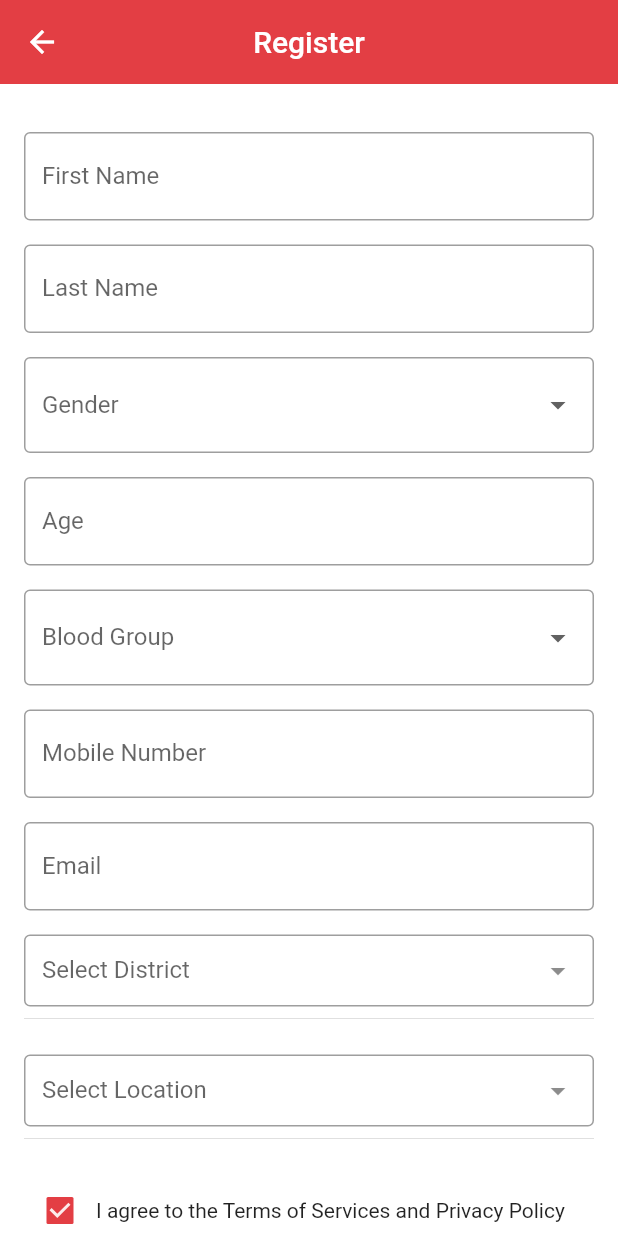
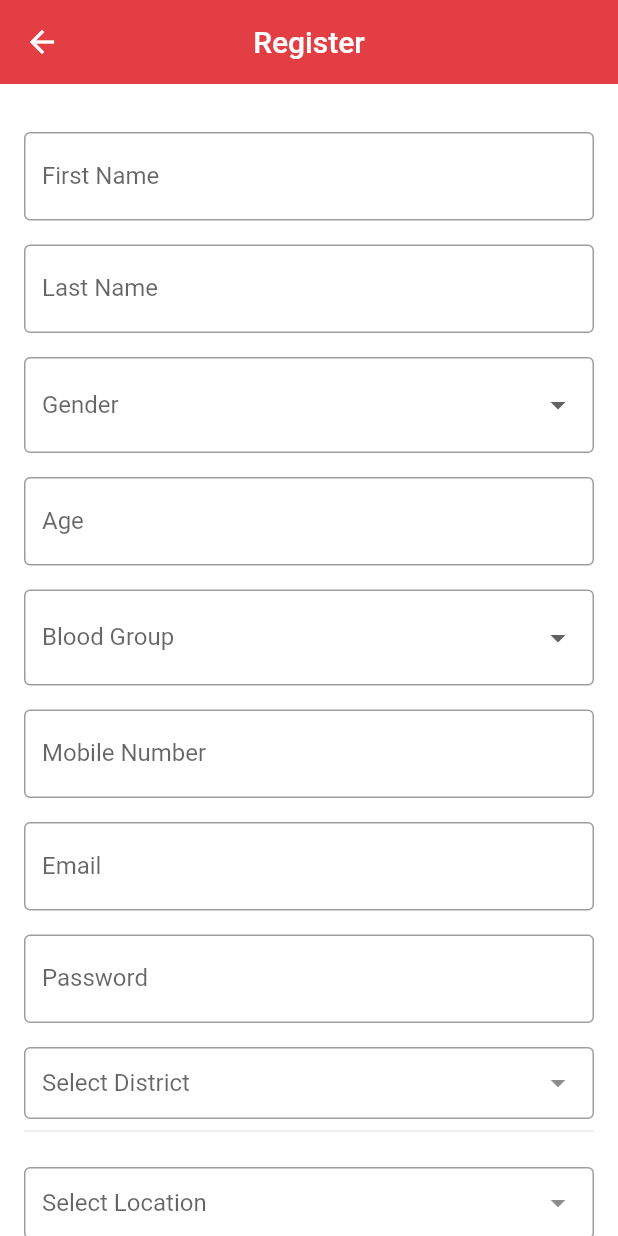
Before and after one commit to techmos-github/ngo-projects, a Flutter app: the screen it shows after launch, after a tap on "SIGN UP", on a phone screen of 412 x 824 dp. Run offline on Flutter 3.47's test engine with Material 2 defaults, Android fonts, the phone set to English and light mode, and no system bars; drawn by our look-alikes of dropdown_search; our stand-ins replace circular_profile_avatar, datetime_picker_formfield, email_validator, flutter_svg, group_radio_button, grouped_list.

Commit message:
Addded model classes and user interface changes

```diff
--- a/Blood_Donation_App/Kurudhi/lib/Screens/Admin/components/manage_users.dart
+++ b/Blood_Donation_App/Kurudhi/lib/Screens/Admin/components/manage_users.dart
@@ -101,7 +101,7 @@ class Manage_User extends StatelessWidget {
                           //mainAxisSize: MainAxisSize.min,
                           children: [
                             Text(
-                                'Status: ${items[index].status }'
+                                'Status: ${items[index].medicalstatus }'
                             ),
                           ],
                         ),
--- a/Blood_Donation_App/Kurudhi/lib/Screens/Admin/components/search_donors.dart
+++ b/Blood_Donation_App/Kurudhi/lib/Screens/Admin/components/search_donors.dart
@@ -106,9 +106,6 @@ class _Search_DonorsState extends State<Search_Donors> {
                         : null,
                     items:
                     [
-                      'A',
-                      'B',
-                      'AB',
                       'A+',
                       'A-',
                       'B+',
@@ -329,7 +326,7 @@ class _Search_DonorsState extends State<Search_Donors> {
                                         //mainAxisSize: MainAxisSize.min,
                                         children: [
                                           Text(
-                                              'Status: ${items[index].status }'
+                                              'Status: ${items[index].medicalstatus }'
                                           ),
                                         ],
                                       ),
--- a/Blood_Donation_App/Kurudhi/lib/Screens/Request/components/approved_request.dart
+++ b/Blood_Donation_App/Kurudhi/lib/Screens/Request/components/approved_request.dart
@@ -96,7 +96,7 @@ class ApprovedRequest extends StatelessWidget {
                         Row(
                           children: [
                             Text(
-                                'Status: ${items[index].status }'
+                                'Status: ${items[index].medicalstatus }'
                             ),
                           ],
                         ),
--- a/Blood_Donation_App/Kurudhi/lib/Screens/Request/components/blood_request_form.dart
+++ b/Blood_Donation_App/Kurudhi/lib/Screens/Request/components/blood_request_form.dart
@@ -214,10 +214,10 @@ class _RequestFormState extends State<RequestForm> {
                   DropdownButtonFormField<String>(
                     value: selectedRequestStatus,
                     decoration: InputDecoration(
-                      labelText: 'Request Status', border: OutlineInputBorder(),),
+                      labelText: 'Medical Status', border: OutlineInputBorder(),),
                     onChanged: (selectedBloodGroup) =>
                         setState(() => selectedBloodGroup = selectedRequestStatus),
-                    validator: (value) => value == null ? 'Status is required' : null,
+                    validator: (value) => value == null ? 'Medical status is required' : null,
                     items:
                     ['Normal', 'Emergency', 'Critical'].map<DropdownMenuItem<String>>((
                         String value) {
--- a/Blood_Donation_App/Kurudhi/lib/Screens/Request/components/pending_approval_request.dart
+++ b/Blood_Donation_App/Kurudhi/lib/Screens/Request/components/pending_approval_request.dart
@@ -94,7 +94,7 @@ class ApprovalPendingRequest extends StatelessWidget {
                         Row(
                           children: [
                             Text(
-                                'Status: ${items[index].status }'
+                                'Status: ${items[index].medicalstatus }'
                             ),
                           ],
                         ),
--- a/Blood_Donation_App/Kurudhi/lib/Screens/Request/components/raised_request.dart
+++ b/Blood_Donation_App/Kurudhi/lib/Screens/Request/components/raised_request.dart
@@ -101,7 +101,7 @@ class RaisedRequest extends StatelessWidget {
                           //mainAxisSize: MainAxisSize.min,
                           children: [
                             Text(
-                                'Status: ${items[index].status }'
+                                'Status: ${items[index].medicalstatus }'
                             ),
                           ],
                         ),
--- a/Blood_Donation_App/Kurudhi/lib/Screens/User/Login/components/body.dart
+++ b/Blood_Donation_App/Kurudhi/lib/Screens/User/Login/components/body.dart
@@ -114,7 +114,7 @@ class _LoginFormState extends State<LoginFormBody> {
                   context,
                   MaterialPageRoute(
                     builder: (context) {
-                      fetchRaisedRequest();
+                      //fetchRaisedRequest();
                      //apiTest();
 
                       /*Future<http.Response> createAlbum(String title) {
--- a/Blood_Donation_App/Kurudhi/lib/Screens/User/Register/components/user_register_form.dart
+++ b/Blood_Donation_App/Kurudhi/lib/Screens/User/Register/components/user_register_form.dart
@@ -1,3 +1,4 @@
+import 'package:datetime_picker_formfield/datetime_picker_formfield.dart';
 import 'package:flutter/gestures.dart';
 import 'package:flutter/material.dart';
 import 'package:kurudhi/constants.dart';
@@ -10,6 +11,8 @@ import 'package:flutter/foundation.dart';
 import 'package:http/http.dart' as http;
 import 'package:flutter/services.dart' show rootBundle;
 import 'dart:async' show Future;
+import 'package:intl/intl.dart';
+import 'package:email_validator/email_validator.dart';
 
 Future<List<Location>> ReadJsonData() async {
   final jsondata = await rootBundle.loadString('assets/location.json');
@@ -51,6 +54,7 @@ class _RegisterFormState extends State<RegisterForm> {
   String selectedDistrict = "";
   List<String>? matchLocations = [];
   String? selectedGender;
+  final format = DateFormat("yyyy-MM-dd HH:mm");
 
   @override
   Widget build(BuildContext context) {
@@ -121,6 +125,10 @@ class _RegisterFormState extends State<RegisterForm> {
 
                   const SizedBox(height: 16.0),
                   TextFormField(
+                    keyboardType: TextInputType.number,
+                    inputFormatters: <TextInputFormatter>[
+                      FilteringTextInputFormatter.digitsOnly
+                    ],
                     decoration: const InputDecoration(
                       labelText: 'Age',
                       border: OutlineInputBorder(),
@@ -148,9 +156,6 @@ class _RegisterFormState extends State<RegisterForm> {
                         : null,
                     items:
                     [
-                      'A',
-                      'B',
-                      'AB',
                       'A+',
                       'A-',
                       'B+',
@@ -169,6 +174,10 @@ class _RegisterFormState extends State<RegisterForm> {
 
                   const SizedBox(height: 16.0),
                   TextFormField(
+                    keyboardType: TextInputType.number,
+                    inputFormatters: <TextInputFormatter>[
+                      FilteringTextInputFormatter.digitsOnly
+                    ],
                     decoration: const InputDecoration(
                       labelText: 'Mobile Number',
                       border: OutlineInputBorder(),
@@ -189,12 +198,23 @@ class _RegisterFormState extends State<RegisterForm> {
                       labelText: 'Email',
                       border: OutlineInputBorder(),
                     ),
+                    validator: (value) => EmailValidator.validate(value) ? null : "Please enter a valid email",
+                  ),
+
+                  const SizedBox(height: 16.0),
+                  TextFormField(
+                    obscureText: true,
+                    obscuringCharacter: '*',
+                    decoration: const InputDecoration(
+                      labelText: 'Password',
+                      border: OutlineInputBorder(),
+                    ),
                     validator: (String? value) {
                       if (value
                           .toString()
                           .trim()
                           .isEmpty) {
-                        return 'Please enter the valid email';
+                        return 'Password is required';
                       }
                     },
                   ),
@@ -329,6 +349,32 @@ class _RegisterFormState extends State<RegisterForm> {
                   ),
                   Divider(),
 
+                  const SizedBox(height: 16.0),
+                  DateTimeField(
+                    decoration: InputDecoration(
+                      labelText: 'Last Donated Date', border: OutlineInputBorder(),
+                    ),
+                    format: format,
+                    onShowPicker: (context, currentValue) async {
+                      final date = await showDatePicker(
+                          context: context,
+                          firstDate: DateTime(1900),
+                          initialDate: currentValue ?? DateTime.now(),
+                          lastDate: DateTime(2100));
+                      if (date != null) {
+                        final time = await showTimePicker(
+                          context: context,
+                          initialTime:
+                          TimeOfDay.fromDateTime(
+                              currentValue ?? DateTime.now()),
+                        );
+                        return DateTimeField.combine(date, time);
+                      } else {
+                        return currentValue;
+                      }
+                    },
+                  ),
+
                   Padding(
                     padding: const EdgeInsets.symmetric(vertical: 16.0),
                     child: Row(
--- a/Blood_Donation_App/Kurudhi/pubspec.yaml
+++ b/Blood_Donation_App/Kurudhi/pubspec.yaml
@@ -45,6 +45,7 @@ dependencies:
   animated_theme_switcher: ^2.0.1-nullsafety.0
   expansion_tile_card: ^2.0.0
   flutter_share:
+  email_validator: ^1.0.0
 
 dev_dependencies:
   flutter_test:
```
Also changed, not shown: Blood_Donation_App/Kurudhi/assets/bloodrequest.json (+9 -9 lines), Blood_Donation_App/Kurudhi/lib/Screens/User/Profile/components/user_profile_form.dart (+39 -12 lines), Blood_Donation_App/Kurudhi/lib/model/blood_request_model.dart (+30 -6 lines), Blood_Donation_App/Kurudhi/lib/model/user_profile_model.dart (added, +56 -0 lines), Blood_Donation_App/Kurudhi/pubspec.lock.
